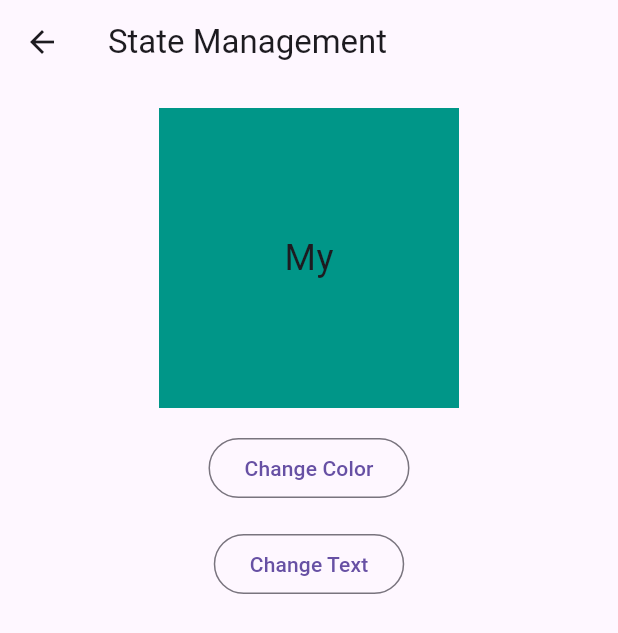
After one commit to GadielPugh/flutter_demo, a Flutter app: the screen it shows after launch, after a tap on "3. Stage Management", on a phone screen of 412 x 824 dp. The commit adds this screen. Shown: the top 633 px of the screen. Run offline on Flutter 3.47's test engine with Material 3 defaults, Android fonts, the phone set to English and light mode, and no system bars.

Commit message:
setStatus demo

```diff
--- a/lib/main.dart
+++ b/lib/main.dart
@@ -1,6 +1,7 @@
 import 'package:flutter/material.dart';
-import 'package:flutter_demo/widgets_layout_demo.dart';
-import 'dart_demo_screen.dart';
+import 'package:flutter_demo/ui/2_widget_layout/widgets_layout_demo.dart';
+import 'package:flutter_demo/ui/3_state_management_demo/state_management_demo.dart';
+import 'ui/1_dart/dart_demo_screen.dart';
 
 void main() {
   runApp(const MyApp());
@@ -53,6 +54,16 @@ class HomeScreen extends StatelessWidget {
               );
             },
           ),
+          ListTile(
+            title: const Text("3. Stage Management"),
+            leading: const Icon(Icons.change_circle),
+            onTap: () {
+              Navigator.push(
+                context,
+                MaterialPageRoute(builder: (context) => const StateManagementDemo()),
+              );
+            },
+          ),
         ],
       ),
     );
--- /dev/null
+++ b/lib/ui/3_state_management_demo/state_management_demo.dart
@@ -0,0 +1,105 @@
+import 'dart:math';
+
+import 'package:flutter/material.dart';
+
+class StateManagementDemo extends StatefulWidget {
+  const StateManagementDemo({super.key});
+
+  @override
+  State<StateManagementDemo> createState() => _StateManagementDemoState();
+}
+
+class _StateManagementDemoState extends State<StateManagementDemo> {
+
+  final colors_list = [
+    Colors.teal,
+    Colors.deepOrange,
+    Colors.lightGreen,
+    Colors.limeAccent,
+    Colors.cyan,
+    Colors.pinkAccent,
+    Colors.amber,
+    Colors.green,
+    Colors.indigo,
+    Colors.lightBlueAccent];
+
+  int colorIndex = 0;
+  int textIndex = 0;
+
+  final text_list =[
+    'My',
+    'First',
+    'Application',
+    'In',
+    'Flutter'];
+
+
+  @override
+  Widget build(BuildContext context) {
+    return Scaffold(
+      appBar: AppBar(title: Text('State Management')),
+      body: SingleChildScrollView(
+        child: Center(
+          child: Column(
+           children: [
+
+              const SizedBox(height: 16),
+
+            Container(
+
+              color: colors_list[colorIndex],
+              width: 200,
+              height: 200,
+
+              child: Center(
+                child: Text(text_list[textIndex], style: TextStyle(fontSize: 24)),
+                ),
+
+
+
+
+
+            ),
+
+
+
+
+
+              const SizedBox(height: 16),
+
+            // Buttons for state
+
+            OutlinedButton(onPressed: changeColor, child: Text("Change Color")),
+
+              const SizedBox(height: 16),
+
+             OutlinedButton(onPressed: changeText, child: Text("Change Text")),
+
+           ],
+           ),
+        ),
+      ),
+    );
+  }
+
+
+
+
+
+  void changeColor() {
+
+    setState(() {
+    colorIndex ++;
+      colorIndex = colorIndex % colors_list.length;
+    });
+  }
+
+  void changeText() {
+
+    setState(() {
+    textIndex ++;
+      textIndex = textIndex % text_list.length;
+    });
+  }
+
+}
```
